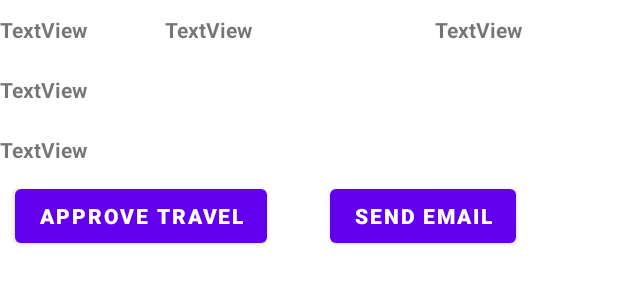
After one commit to DavidBretler/MySecondApplication, an Android app: the layout company_layout.xml on its own in the app's theme, with its tools: preview values and no code run, on a phone screen of 412 x 824 dp. The commit adds this screen. Shown: the top 300 px of the screen. Run offline under Robolectric (Android 15) with nearby library versions, the phone set to English and light mode, and no system bars.

Commit message:
סיום פרגמנט חברות

```diff
--- /dev/null
+++ b/app/src/main/res/layout/company_layout.xml
@@ -0,0 +1,72 @@
+<?xml version="1.0" encoding="utf-8"?>
+
+<RelativeLayout xmlns:android="http://schemas.android.com/apk/res/android"
+    xmlns:tools="http://schemas.android.com/tools"
+    android:id="@+id/relativeLayout2"
+    android:layout_width="match_parent"
+    android:layout_height="wrap_content"
+    android:layout_marginTop="10dp"
+    android:orientation="horizontal">
+
+    <TextView
+        android:id="@+id/Txt_name"
+        android:layout_width="wrap_content"
+        android:layout_height="wrap_content"
+        android:text="TextView"
+        android:textStyle="bold" />
+
+    <TextView
+        android:id="@+id/Txt_date"
+        android:layout_width="wrap_content"
+        android:layout_height="wrap_content"
+        android:layout_marginStart="110dp"
+        android:layout_marginLeft="110dp"
+        android:text="TextView"
+        android:textStyle="bold" />
+
+    <TextView
+        android:id="@+id/Txt_numOfPassenger"
+        android:layout_width="wrap_content"
+        android:layout_height="wrap_content"
+        android:layout_marginStart="290dp"
+        android:layout_marginLeft="290dp"
+        android:text="TextView"
+        android:textStyle="bold" />
+
+    <TextView
+        android:id="@+id/Txt_sourceAdress"
+        android:layout_width="wrap_content"
+        android:layout_height="wrap_content"
+        android:layout_marginTop="40dp"
+        android:text="TextView"
+        android:textStyle="bold" />
+
+    <TextView
+        android:id="@+id/Txt_desAdress"
+        android:layout_width="wrap_content"
+        android:layout_height="wrap_content"
+        android:layout_marginTop="80dp"
+        android:text="TextView"
+        android:textStyle="bold" />
+
+    <Button
+        android:id="@+id/Btn_approve"
+        android:layout_width="wrap_content"
+        android:layout_height="wrap_content"
+        android:layout_marginStart="10dp"
+        android:layout_marginLeft="10dp"
+        android:layout_marginTop="110dp"
+        android:text="Approve travel"
+        android:textStyle="bold" />
+
+    <Button
+        android:id="@+id/Btn_sendEmail"
+        android:layout_width="wrap_content"
+        android:layout_height="wrap_content"
+        android:layout_marginStart="220dp"
+        android:layout_marginLeft="220dp"
+        android:layout_marginTop="110dp"
+        android:text="send Email"
+        android:textStyle="bold" />
+
+</RelativeLayout>
--- a/app/src/main/res/layout/travel_layout.xml
+++ b/app/src/main/res/layout/travel_layout.xml
@@ -5,7 +5,7 @@
 
     <RelativeLayout
         xmlns:android="http://schemas.android.com/apk/res/android"
-        android:id="@+id/relativeLayout"
+        android:id="@+id/relativeLayout2"
         xmlns:tools="http://schemas.android.com/tools"
         android:layout_width="match_parent"
         android:layout_height="wrap_content"
```
Also changed, not shown: app/src/main/java/com/example/mysecondapplication/Data/Repository/TravelRepository.java (+8 -2 lines), app/src/main/java/com/example/mysecondapplication/UI/Fragments/CompanyTravels.java (+27 -9 lines), app/src/main/java/com/example/mysecondapplication/UI/Fragments/RegisteredTravels.java (+3 -17 lines), app/src/main/java/com/example/mysecondapplication/UI/ListAdapterCompany.java (added, +184 -0 lines), app/src/main/java/com/example/mysecondapplication/UI/ListAdapterTravel.java (renamed from app/src/main/java/com/example/mysecondapplication/UI/MyListAdapter.java, +3 -4 lines), app/src/main/res/layout/fragment_company_travels.xml (+6 -13 lines).
